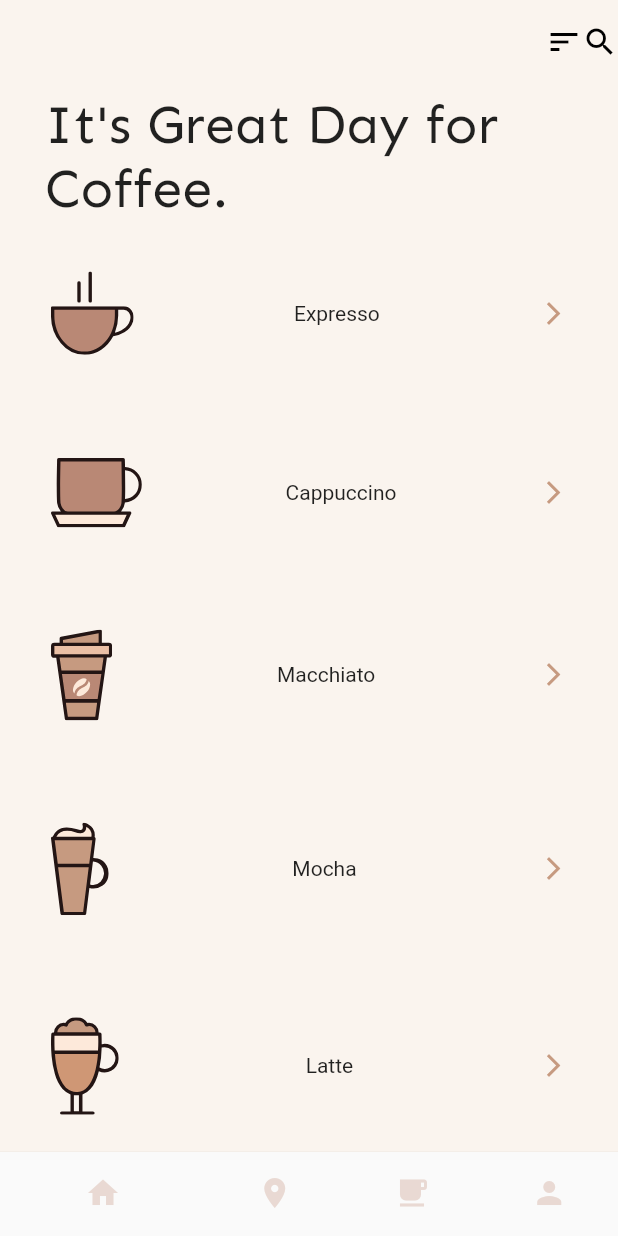
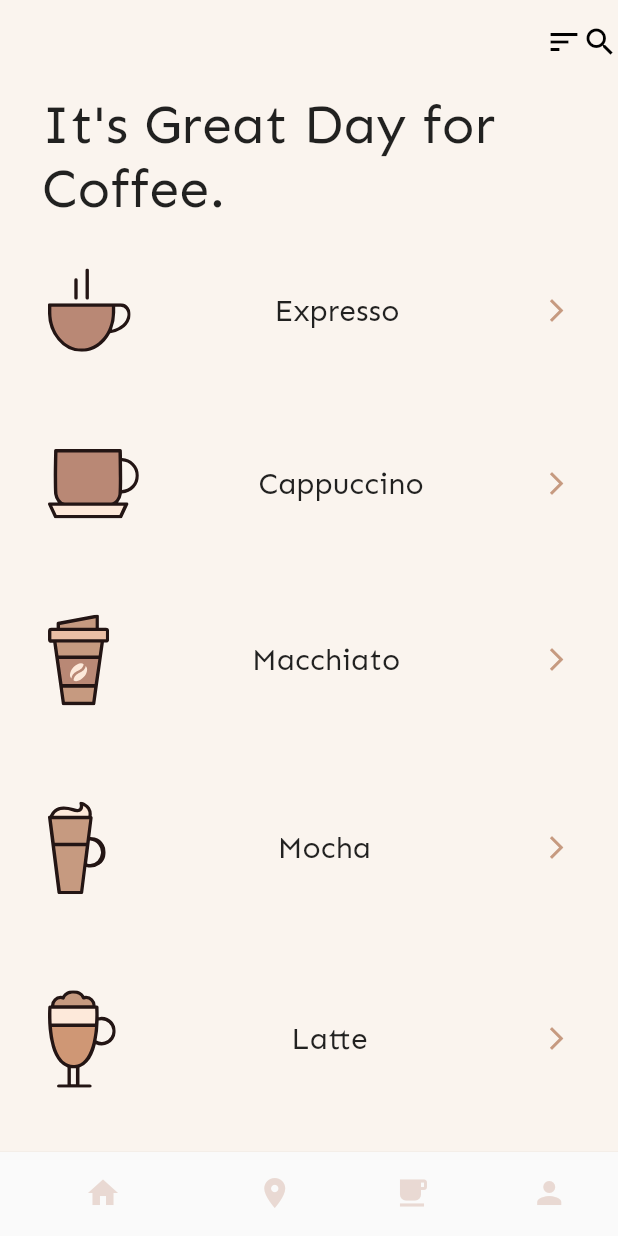
Before and after one commit to devleandrodias/flutter-ui-coffee-store, a Flutter app: the screen it shows after launch, on a phone screen of 412 x 824 dp. Run offline on Flutter 3.47's test engine with Material 2 defaults, Android fonts, the phone set to English and light mode, and no system bars; our stand-ins replace flutter_svg.

Commit message:
melhorando tamanho da fonte e familia de fonte dos nomes do café

```diff
--- a/lib/components/coffee-card.dart
+++ b/lib/components/coffee-card.dart
@@ -16,12 +16,18 @@ class CoffeeCard extends StatelessWidget {
       color: Theme.of(context).primaryColor,
       elevation: 0,
       child: Container(
-        padding: EdgeInsets.all(30),
+        padding: EdgeInsets.all(28),
         child: Row(
           mainAxisAlignment: MainAxisAlignment.spaceBetween,
           children: <Widget>[
             SvgPicture.asset(imagePath),
-            Text(coffee),
+            Text(
+              coffee,
+              style: TextStyle(
+                fontSize: 20,
+                fontFamily: 'Sen',
+              ),
+            ),
             Icon(
               Icons.arrow_forward_ios,
               color: Color.fromRGBO(198, 154, 128, 1),
--- a/lib/main.dart
+++ b/lib/main.dart
@@ -41,13 +41,15 @@ class _MyHomePageState extends State<MyHomePage> {
         child: Column(
           children: <Widget>[
             Padding(
-              padding: const EdgeInsets.fromLTRB(30, 5, 25, 0),
+              padding: const EdgeInsets.fromLTRB(28, 5, 25, 0),
+              child: Container(
                 child: Text(
                   'It\'s Great Day for Coffee.',
                   style: TextStyle(
                     fontSize: 36,
                     fontFamily: 'Sen',
                     fontWeight: FontWeight.w300,
+                  ),
                 ),
               ),
             ),
```
Lines whose indentation alone changed are shown as unchanged.
